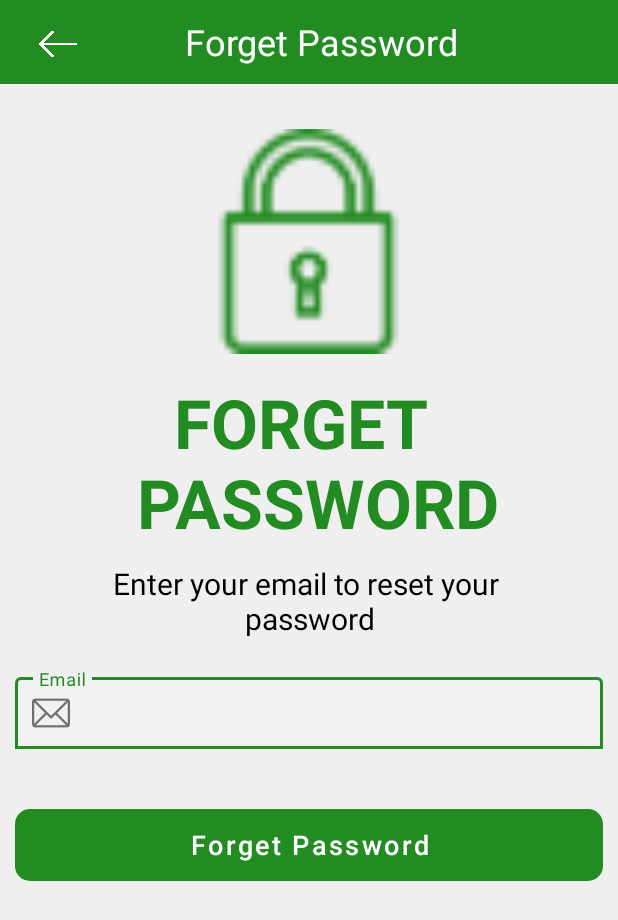
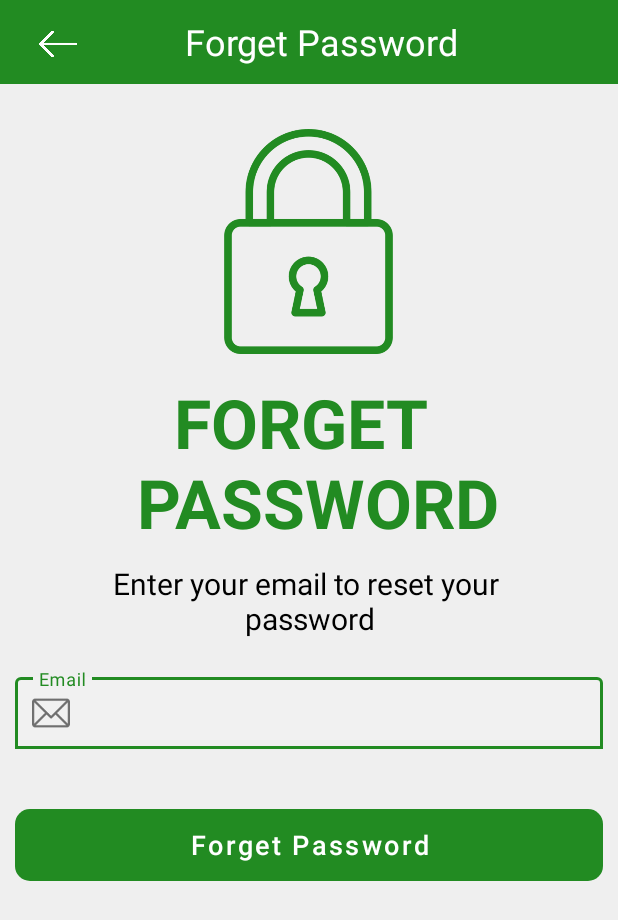
Before and after one commit to Huzaifasammar/TraBusProject, an Android app: the Forget_Password_Activity screen opened directly, with no data from a screen before it, on a phone screen of 412 x 824 dp. Shown: the top 920 px of the screen. Run offline under Robolectric (Android 15) with nearby library versions, the phone set to English and light mode, and no system bars.

Commit message:
forgett password

```diff
--- a/app/src/main/res/layout/activity_forget_password.xml
+++ b/app/src/main/res/layout/activity_forget_password.xml
@@ -42,7 +42,7 @@
         <ImageView
             android:layout_width="150dp"
             android:layout_height="150dp"
-            android:src="@drawable/password"
+            android:src="@drawable/unlock"
             app:tint="@color/Green"
             android:layout_gravity="center"
             android:layout_marginTop="30dp" />
```
Also changed, not shown: app/src/main/res/drawable/unlock.png (added).
